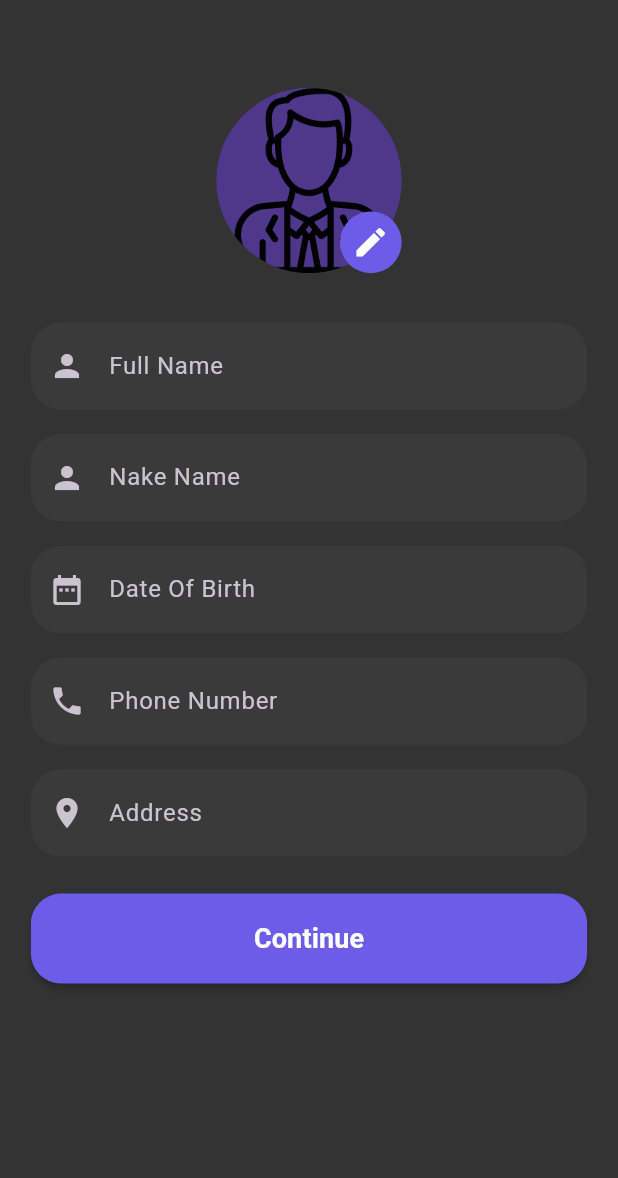
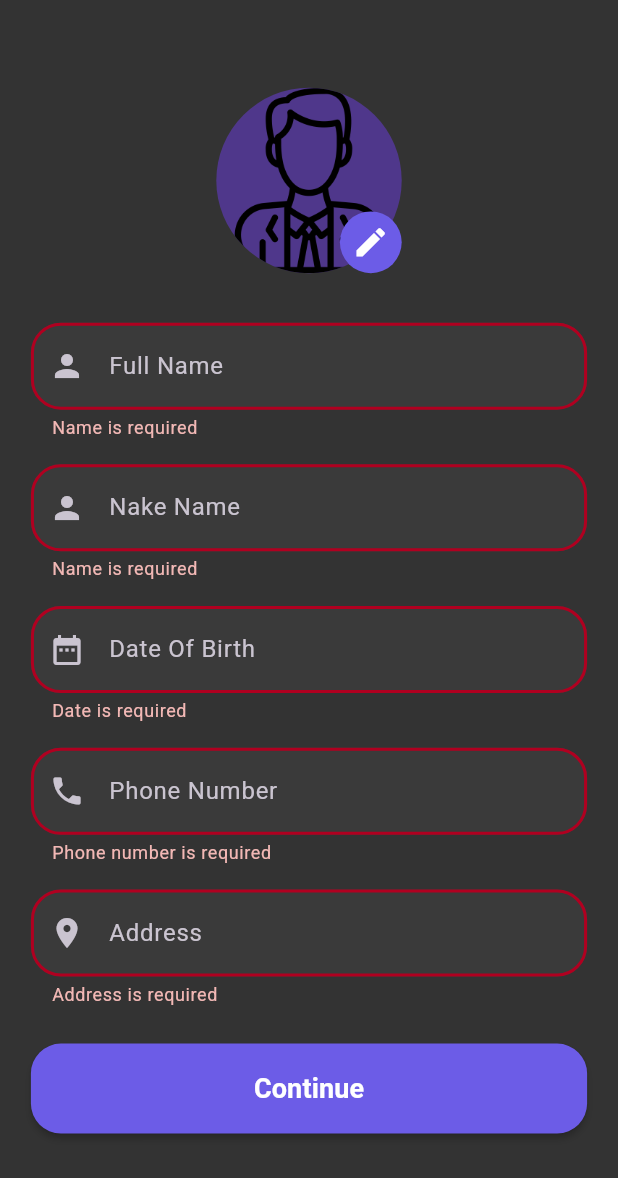
Before and after one commit to WASLA-Graduation/Wasla_App, a Flutter app: the ResidentInfoView screen opened by its route, after a tap on "Continue", on a phone screen of 412 x 824 dp, the part 58-1236 px from its top. Run offline on Flutter 3.47's test engine with Material 3 defaults, Android fonts, the phone set to English and light mode, and no system bars; our stand-ins replace dio, flutter_bloc, flutter_map, flutter_spinkit, geocoding, get_it and 5 more; accounts and stored records are empty.

Commit message:
finish resident info screen

```diff
--- a/lib/app/wasla_app.dart
+++ b/lib/app/wasla_app.dart
@@ -5,7 +5,7 @@ import 'package:wasla/core/config/localization/app_localizations.dart';
 import 'package:wasla/core/config/routes/app_router.dart';
 import 'package:wasla/core/config/themes/app_theme.dart';
 import 'package:wasla/core/functions/handle_initial_route.dart';
-import 'package:wasla/core/manager/cubit/global_cubit.dart';
+import 'package:wasla/core/manager/global/global_cubit.dart';
 import 'package:wasla/core/utils/app_strings.dart';
 import 'package:wasla/core/utils/size_config.dart';
 
--- a/lib/core/config/routes/app_router.dart
+++ b/lib/core/config/routes/app_router.dart
@@ -1,8 +1,10 @@
 import 'package:flutter/material.dart';
 import 'package:flutter_bloc/flutter_bloc.dart';
 import 'package:wasla/core/config/routes/app_routes.dart';
+import 'package:wasla/core/service/maps/cubit/maps_helper_cubit.dart';
 import 'package:wasla/core/service/service_locator.dart';
 import 'package:wasla/features/auth/presentation/manager/cubit/auth_cubit.dart';
+import 'package:wasla/features/auth/presentation/views/auth_map_view.dart';
 import 'package:wasla/features/auth/presentation/views/choose_auth_view.dart';
 import 'package:wasla/features/auth/presentation/views/choose_service_view.dart';
 import 'package:wasla/features/auth/presentation/views/forgot_pass_view.dart';
@@ -67,6 +69,16 @@ abstract class AppRouter {
             child: ForgotPassView(),
           ),
         );
+      case AppRoutes.authMapScreen:
+        return MaterialPageRoute(
+          builder: (_) => MultiBlocProvider(
+            providers: [
+              BlocProvider(create: (context) => sl<AuthCubit>()),
+              BlocProvider(create: (context) => MapsHelperCubit()..getCurrentLocation()),
+            ],
+            child: AuthMapView(),
+          ),
+        );
 
       case AppRoutes.verifyScreen:
         return MaterialPageRoute(
--- a/lib/core/config/routes/app_routes.dart
+++ b/lib/core/config/routes/app_routes.dart
@@ -8,4 +8,5 @@ abstract class AppRoutes {
   static const String verifyScreen = '/verifyScreen';
   static const String forgotScreen = '/forgotScreen';
   static const String residentInfoScreen = '/residentInfoScreen';
+  static const String authMapScreen = '/authMapScreen';
 }
--- a/lib/core/functions/show_date_picker.dart
+++ b/lib/core/functions/show_date_picker.dart
@@ -1,7 +1,7 @@
 import 'package:flutter/material.dart';
 import 'package:flutter_bloc/flutter_bloc.dart';
 import 'package:intl/intl.dart';
-import 'package:wasla/core/manager/cubit/global_cubit.dart';
+import 'package:wasla/core/manager/global/global_cubit.dart';
 
 Future<String> selectDate({required BuildContext context}) async {
   final locale = context.read<GlobalCubit>().locale;
@@ -18,7 +18,7 @@ Future<String> selectDate({required BuildContext context}) async {
   );
 
   if (pickedDate != null) {
-    return DateFormat('MM/dd/yyyy').format(pickedDate);
+    return DateFormat('dd/MM/yyyy').format(pickedDate);
   } else {
     return '';
   }
--- a/lib/core/functions/validate_text_form_field.dart
+++ b/lib/core/functions/validate_text_form_field.dart
@@ -1,4 +1,5 @@
 import 'package:flutter/material.dart';
+import 'package:intl/intl.dart';
 import 'package:wasla/core/config/localization/app_localizations.dart';
 
 String? validateEmail(BuildContext context, String? value) {
@@ -25,3 +26,48 @@ String? validatePassword(BuildContext context, String? value) {
 
   return null;
 }
+
+
+String? validateName(String? value) {
+  if (value == null || value.trim().isEmpty) {
+    return 'Name is required';
+  } else if (value.trim().length < 3) {
+    return 'Name must be at least 3 characters';
+  } else if (!RegExp(r"^[a-zA-Z\s]+$").hasMatch(value)) {
+    return 'Name can only contain letters';
+  }
+  return null;
+}
+
+
+String? validatePhone(String? value) {
+  if (value == null || value.trim().isEmpty) {
+    return 'Phone number is required';
+  } else if (!RegExp(r"^01[0-9]{9}$").hasMatch(value)) {
+    return 'Invalid phone number';
+  }
+  return null;
+}
+
+String? validateAddress(String? value) {
+  if (value == null || value.trim().isEmpty) {
+    return 'Address is required';
+  } else if (value.trim().length < 5) {
+    return 'Address must be at least 5 characters';
+  }
+  return null;
+}
+
+String? validateDate(String? value) {
+  if (value == null || value.trim().isEmpty) {
+    return 'Date is required';
+  }
+
+  try {
+    DateFormat('dd/MM/yyyy').parseStrict(value);
+  } catch (e) {
+    return 'Invalid date format';
+  }
+
+  return null;
+}
--- a/lib/features/auth/presentation/manager/cubit/auth_cubit.dart
+++ b/lib/features/auth/presentation/manager/cubit/auth_cubit.dart
@@ -19,10 +19,11 @@ class AuthCubit extends Cubit<AuthState> {
 
   bool isPasswordVisible = false, enableButton = false;
   String email = '', password = '', confirmPassword = '', otpCode = '';
-  final TextEditingController residentDateController = TextEditingController();
-  final TextEditingController residentAddressController =
+  final TextEditingController dateController = TextEditingController();
+  final TextEditingController addressController =
       TextEditingController();
   String lat = '0', lan = '0';
+  String name = '', phone = '', nakeName = '';
 
   Timer? timer;
   int remainingSeconds = 60;
--- a/lib/features/auth/presentation/widgets/custom_resident_info_form.dart
+++ b/lib/features/auth/presentation/widgets/custom_resident_info_form.dart
@@ -3,6 +3,7 @@ import 'package:flutter_bloc/flutter_bloc.dart';
 import 'package:wasla/core/config/routes/app_routes.dart';
 import 'package:wasla/core/extensions/custom_navigator_extension.dart';
 import 'package:wasla/core/functions/show_date_picker.dart';
+import 'package:wasla/core/functions/validate_text_form_field.dart';
 import 'package:wasla/core/utils/app_spaces.dart';
 import 'package:wasla/core/widgets/general_button.dart';
 import 'package:wasla/features/auth/presentation/manager/cubit/auth_cubit.dart';
@@ -21,50 +22,59 @@ class CustomResidentInfoForm extends StatelessWidget {
           CustomTextFormField(
             prefixIcon: Icon(Icons.person),
             hint: "Full Name",
-            onChanged: (name) {},
-            validator: (value) {},
+            onChanged: (name) {
+              cubit.name = name;
+            },
+            validator: validateName,
           ),
           VerticalSpace(height: 2),
           CustomTextFormField(
             prefixIcon: Icon(Icons.person),
             hint: "Nake Name",
-            onChanged: (nakeName) {},
-            validator: (value) {},
+            onChanged: (nakeName) {
+              cubit.nakeName = nakeName;
+            },
+            validator: validateName,
           ),
           VerticalSpace(height: 2),
           CustomTextFormField(
             onTap: () async {
-              cubit.residentDateController.text = await selectDate(
-                context: context,
-              );
+              cubit.dateController.text = await selectDate(context: context);
             },
             readOnly: true,
-            controller: cubit.residentDateController,
+            controller: cubit.dateController,
             prefixIcon: Icon(Icons.date_range),
             hint: "Date Of Birth",
-            onChanged: (date) {},
-            validator: (value) {},
+            validator: validateDate,
           ),
           VerticalSpace(height: 2),
           CustomTextFormField(
             keyboardTyp: TextInputType.phone,
             prefixIcon: Icon(Icons.phone),
             hint: "Phone Number",
-            onChanged: (phone) {},
-            validator: (value) {},
+            onChanged: (phone) {
+              cubit.phone = phone;
+            },
+            validator: validatePhone,
           ),
           VerticalSpace(height: 2),
           CustomTextFormField(
             readOnly: true,
-            onTap: () {},
-            controller: cubit.residentAddressController,
+            onTap: () {
+              context.pushScreen(AppRoutes.authMapScreen);
+            },
+            controller: cubit.addressController,
             prefixIcon: Icon(Icons.location_on),
             hint: "Address",
-            onChanged: (address) {},
-            validator: (value) {},
+            validator: validateAddress,
           ),
           VerticalSpace(height: 3),
-          GeneralButton(text: "Continue", onPressed: () {}),
+          GeneralButton(
+            text: "Continue",
+            onPressed: () {
+              if (cubit.residentInfoformKey.currentState!.validate()) {}
+            },
+          ),
         ],
       ),
     );
--- a/pubspec.yaml
+++ b/pubspec.yaml
@@ -18,12 +18,16 @@ dependencies:
   flutter_launcher_icons: ^0.14.4
   flutter_localizations:
     sdk: flutter
+  flutter_map: ^8.2.2
   flutter_native_splash: ^2.4.6
   flutter_spinkit: ^5.2.2
+  geocoding: ^4.0.0
   get_it: ^8.2.0
   google_fonts: ^6.3.2
   image_picker: ^1.2.0
   intl: ^0.20.2
+  latlong2: ^0.9.1
+  location: ^8.0.1
   pinput: ^5.0.2
   shared_preferences: ^2.5.3
   syncfusion_flutter_datepicker: ^31.2.2
```
Also changed, not shown: lib/core/service/maps/cubit/maps_helper_cubit.dart (added, +86 -0 lines), lib/core/service/maps/cubit/maps_helper_state.dart (added, +18 -0 lines), lib/features/auth/presentation/views/auth_map_view.dart (added, +30 -0 lines), lib/features/auth/presentation/widgets/custom_auth_map_widget.dart (added, +62 -0 lines), lib/features/auth/presentation/widgets/custom_control_map_zoom_widget.dart (added, +38 -0 lines), lib/features/auth/presentation/widgets/custom_current_location_widget.dart (added, +29 -0 lines), lib/features/auth/presentation/widgets/custom_save_current_location.dart (added, +38 -0 lines), lib/core/manager/global/global_cubit.dart (renamed from lib/core/manager/cubit/global_cubit.dart), lib/core/manager/global/global_state.dart (renamed from lib/core/manager/cubit/global_state.dart), pubspec.lock, 2 other files.
